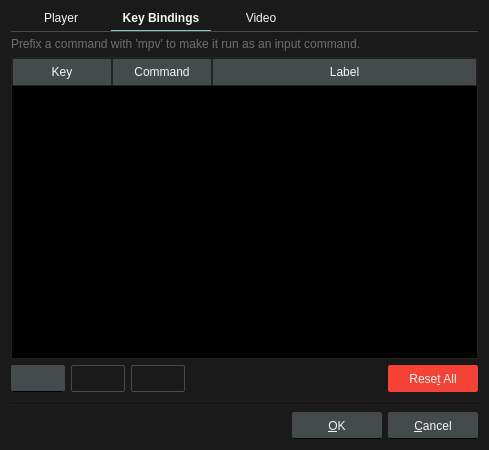
Above: src/ui/preferencesdialog.ui from u8sand/Baka-MPlayer before the change. Below: the same form after it.
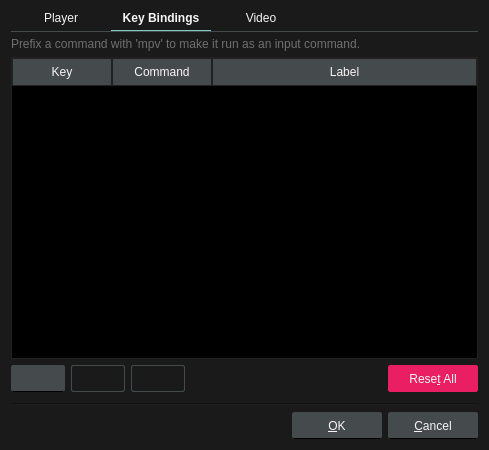
That is the form after the change. The open tabs and pages were chosen to show the change. Icons and pictures are not drawn.

Commit message: preferencesdialog.ui: change Reset All button color

Diff of the .ui file:
```diff
--- a/src/ui/preferencesdialog.ui
+++ b/src/ui/preferencesdialog.ui
@@ -611,8 +611,8 @@
             <string notr="true">/* resetKeyButton */
 
 QPushButton {
-	background: #F44336;
-	border: 1px solid #F44336;
+	background: #E91E63;
+	border: 1px solid #E91E63;
 }
 QPushButton:focus {
 	border: 1px solid #7FCAC3;
```
Left out of the diff: 2 changed lines with no effect on the pictures.
